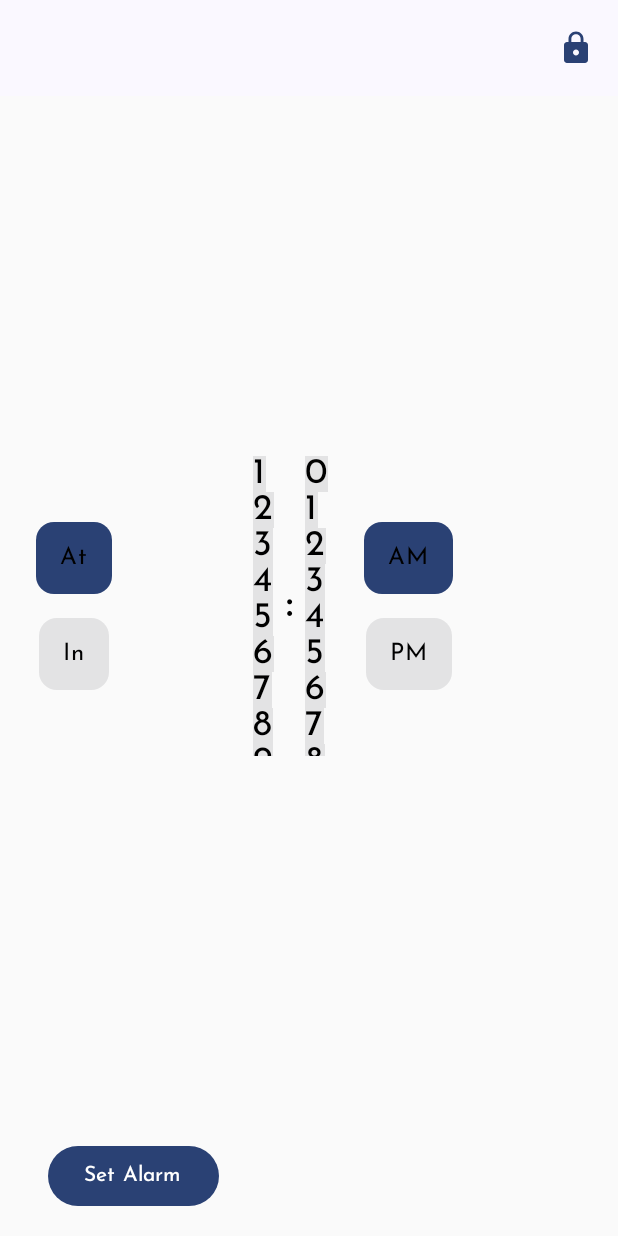
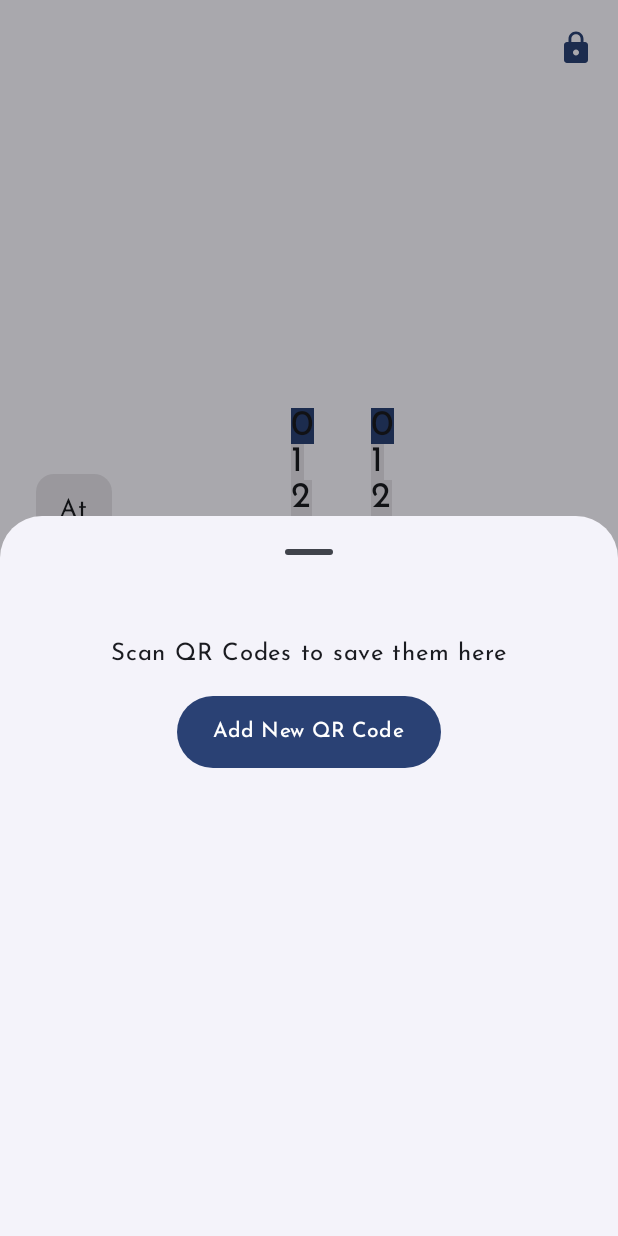
Before and after one commit to ThisIsSidam/morning-glory, an Android app built with Jetpack Compose: the screen it shows after launch (MainActivity), after a tap on "Lock", on a phone screen of 412 x 824 dp. Run offline under Robolectric (Android 15) with nearby library versions, the phone set to English and light mode, and no system bars; 2 other taps on this screen came first.

Commit message:
Separated HomeScreen content into HomeScreenView.kt | Added QR management bottom sheet

```diff
--- a/app/build.gradle.kts
+++ b/app/build.gradle.kts
@@ -49,6 +49,7 @@ dependencies {
     implementation(libs.androidx.ui.graphics)
     implementation(libs.androidx.ui.tooling.preview)
     implementation(libs.androidx.material3)
+    implementation(libs.material)
     testImplementation(libs.junit)
     androidTestImplementation(libs.androidx.junit)
     androidTestImplementation(libs.androidx.espresso.core)
--- a/app/src/main/java/app/morning/glory/ui/home/HomeScreen.kt
+++ b/app/src/main/java/app/morning/glory/ui/home/HomeScreen.kt
@@ -1,63 +1,52 @@
 package app.morning.glory.ui.home
 
-import android.text.format.DateFormat
-import android.util.Log
-import androidx.compose.foundation.layout.Arrangement
-import androidx.compose.foundation.layout.Box
-import androidx.compose.foundation.layout.Column
-import androidx.compose.foundation.layout.Row
 import androidx.compose.foundation.layout.padding
 import androidx.compose.material.icons.Icons
 import androidx.compose.material.icons.filled.Lock
-import androidx.compose.material3.Button
 import androidx.compose.material3.ExperimentalMaterial3Api
 import androidx.compose.material3.Icon
 import androidx.compose.material3.IconButton
 import androidx.compose.material3.MaterialTheme
-import androidx.compose.material3.Text
+import androidx.compose.material3.ModalBottomSheet
+import androidx.compose.material3.Scaffold
 import androidx.compose.material3.TopAppBar
 import androidx.compose.material3.TopAppBarColors
+import androidx.compose.material3.rememberModalBottomSheetState
 import androidx.compose.runtime.Composable
 import androidx.compose.runtime.getValue
-import androidx.compose.runtime.mutableLongStateOf
 import androidx.compose.runtime.mutableStateOf
 import androidx.compose.runtime.remember
 import androidx.compose.runtime.setValue
-import androidx.compose.ui.Alignment
 import androidx.compose.ui.Modifier
-import androidx.compose.ui.platform.LocalContext
 import androidx.compose.ui.res.stringResource
-import androidx.compose.ui.unit.dp
 import app.morning.glory.R
-import app.morning.glory.components.DurationPicker
-import app.morning.glory.components.RadioButtonGroup
-import app.morning.glory.components.TimePicker
-import app.morning.glory.utils.AlarmHelper
-import java.util.Calendar
+import app.morning.glory.ui.home.components.QRCodeManagerSheetBody
 
 @OptIn(ExperimentalMaterial3Api::class)
 @Composable
 fun HomeScreen() {
 
-    val context = LocalContext.current
-    var selectedTime by remember { mutableStateOf(Calendar.getInstance()) }
-    var durationMs by remember { mutableLongStateOf(0L) }
-    var is24HourFormat by remember { mutableStateOf(DateFormat.is24HourFormat(context)) }
-    var showTimePicker by remember { mutableStateOf(true) }
+    var showQRSheet by remember { mutableStateOf(false) }
+    val sheetState = rememberModalBottomSheetState(
+        skipPartiallyExpanded = true,
+    )
 
-    val onTimeSelected: (Calendar) -> Unit = { time ->
-        selectedTime = time
+    if (showQRSheet)
+    ModalBottomSheet(
+        onDismissRequest = {showQRSheet = false},
+        sheetState = sheetState,
+    ) {
+        QRCodeManagerSheetBody()
     }
 
-    val onDurationSelected: (Long) -> Unit = { duration ->
-        durationMs = duration
-    }
-
-    Column {
+    Scaffold(
+        topBar = {
             TopAppBar(
                 title = {},
                 actions = {
-                IconButton(onClick = { /* TODO: Handle lock action */ }) {
+                    IconButton(onClick = {
+                        showQRSheet = true
+                    }) {
                         Icon(
                             imageVector = Icons.Default.Lock,
                             contentDescription = stringResource(R.string.lock_icon_content_description)
@@ -72,61 +61,10 @@ fun HomeScreen() {
                     navigationIconContentColor = MaterialTheme.colorScheme.primary,
                 )
             )
-
-        // Main Content Row
-        Row(
-            modifier = Modifier
-                .weight(1f)
-                .padding(16.dp),
-            verticalAlignment = Alignment.CenterVertically,
-            horizontalArrangement = Arrangement.Center
-        ) {
-
-            RadioButtonGroup(
-                options = listOf("At", "In"),
-                selectedOption = if (showTimePicker) "At" else "In",
-                onSelectionChanged = { option ->
-                    showTimePicker = option.trim() == "At"
         }
-            )
-
-            // Picker in the center
-            Box(
-                modifier = Modifier.weight(1f),
-                contentAlignment = Alignment.Center
-            ) {
-                Log.d("HomeScreen", "showTimePicker: $showTimePicker, selectedTime: $selectedTime, durationMs: $durationMs")
-                if (showTimePicker) {
-                    TimePicker(
-                        initialTime = selectedTime,
-                        is24HourFormat = is24HourFormat,
-                        onTimeSelected = onTimeSelected
-                    )
-                } else {
-                    DurationPicker(
-                        initialDuration = durationMs,
-                        onDurationSelected = onDurationSelected
+    )  { innerPadding ->
+        HomeScreenView(
+            modifier = Modifier.padding(innerPadding),
         )
     }
 }
-        }
-
-        // Set Alarm Button
-        Button(
-            onClick = {
-                val alarmTime = if (showTimePicker) {
-                    selectedTime
-                } else {
-                    Calendar.getInstance().apply {
-                        timeInMillis = System.currentTimeMillis() + durationMs
-                    }
-                }
-                AlarmHelper.scheduleAlarm(context, alarmTime)
-            },
-            modifier = Modifier
-                .padding(horizontal = 32.dp, vertical = 16.dp)
-        ) {
-            Text("Set Alarm")
-        }
-    }
-}
--- /dev/null
+++ b/app/src/main/java/app/morning/glory/ui/home/HomeScreenView.kt
@@ -0,0 +1,105 @@
+package app.morning.glory.ui.home
+
+import android.text.format.DateFormat
+import android.util.Log
+import androidx.compose.foundation.layout.Arrangement
+import androidx.compose.foundation.layout.Box
+import androidx.compose.foundation.layout.Column
+import androidx.compose.foundation.layout.Row
+import androidx.compose.foundation.layout.padding
+import androidx.compose.material3.Button
+import androidx.compose.material3.Text
+import androidx.compose.runtime.Composable
+import androidx.compose.runtime.getValue
+import androidx.compose.runtime.mutableLongStateOf
+import androidx.compose.runtime.mutableStateOf
+import androidx.compose.runtime.remember
+import androidx.compose.runtime.setValue
+import androidx.compose.ui.Alignment
+import androidx.compose.ui.Modifier
+import androidx.compose.ui.platform.LocalContext
+import androidx.compose.ui.unit.dp
+import app.morning.glory.components.DurationPicker
+import app.morning.glory.components.RadioButtonGroup
+import app.morning.glory.components.TimePicker
+import app.morning.glory.utils.AlarmHelper
+import java.util.Calendar
+
+@Composable
+fun HomeScreenView(
+    modifier: Modifier = Modifier
+) {
+
+    val context = LocalContext.current
+    var selectedTime by remember { mutableStateOf(Calendar.getInstance()) }
+    var durationMs by remember { mutableLongStateOf(0L) }
+    var is24HourFormat by remember { mutableStateOf(DateFormat.is24HourFormat(context)) }
+    var showTimePicker by remember { mutableStateOf(true) }
+
+    val onTimeSelected: (Calendar) -> Unit = { time ->
+        selectedTime = time
+    }
+
+    val onDurationSelected: (Long) -> Unit = { duration ->
+        durationMs = duration
+    }
+
+    Column {
+
+        // Main Content Row
+        Row(
+            modifier = Modifier
+                .weight(1f)
+                .padding(16.dp),
+            verticalAlignment = Alignment.CenterVertically,
+            horizontalArrangement = Arrangement.Center
+        ) {
+
+            RadioButtonGroup(
+                options = listOf("At", "In"),
+                selectedOption = if (showTimePicker) "At" else "In",
+                onSelectionChanged = { option ->
+                    showTimePicker = option.trim() == "At"
+                }
+            )
+
+            // Picker in the center
+            Box(
+                modifier = Modifier.weight(1f),
+                contentAlignment = Alignment.Center
+            ) {
+                Log.d("HomeScreen", "showTimePicker: $showTimePicker, selectedTime: $selectedTime, durationMs: $durationMs")
+                if (showTimePicker) {
+                    TimePicker(
+                        initialTime = selectedTime,
+                        is24HourFormat = is24HourFormat,
+                        onTimeSelected = onTimeSelected
+                    )
+                } else {
+                    DurationPicker(
+                        initialDuration = durationMs,
+                        onDurationSelected = onDurationSelected
+                    )
+                }
+            }
+        }
+
+        // Set Alarm Button
+        Button(
+            onClick = {
+                val alarmTime = if (showTimePicker) {
+                    selectedTime
+                } else {
+                    Calendar.getInstance().apply {
+                        timeInMillis = System.currentTimeMillis() + durationMs
+                    }
+                }
+                AlarmHelper.scheduleAlarm(context, alarmTime)
+            },
+            modifier = Modifier
+                .padding(horizontal = 32.dp, vertical = 16.dp)
+        ) {
+            Text("Set Alarm")
+        }
+    }
+}
--- /dev/null
+++ b/app/src/main/java/app/morning/glory/ui/home/components/QRCodeManagerSheet.kt
@@ -0,0 +1,80 @@
+package app.morning.glory.ui.home.components
+
+import androidx.compose.foundation.layout.Column
+import androidx.compose.foundation.layout.Spacer
+import androidx.compose.foundation.layout.fillMaxWidth
+import androidx.compose.foundation.layout.height
+import androidx.compose.foundation.layout.padding
+import androidx.compose.material3.Button
+import androidx.compose.material3.ExperimentalMaterial3Api
+import androidx.compose.material3.Icon
+import androidx.compose.material3.IconButton
+import androidx.compose.material3.ListItem
+import androidx.compose.material3.Text
+import androidx.compose.runtime.Composable
+import androidx.compose.runtime.remember
+import androidx.compose.ui.Alignment
+import androidx.compose.ui.Modifier
+import androidx.compose.ui.res.painterResource
+import androidx.compose.ui.unit.dp
+import app.morning.glory.R
+
+
+@OptIn(ExperimentalMaterial3Api::class)
+@Composable
+fun QRCodeManagerSheetBody() {
+    val savedQRs = remember { mutableListOf<String>() }
+
+    Column(
+        horizontalAlignment = Alignment.CenterHorizontally,
+        modifier = Modifier
+            .fillMaxWidth()
+            .padding(16.dp)
+            .height(400.dp) // Adjust height as needed
+    ) {
+        Spacer(modifier = Modifier.height(16.dp))
+        Text(
+            text = if (savedQRs.isEmpty()) {
+                "Scan QR Codes to save them here"
+            } else {
+                "Manage your saved QR Codes"
+            },
+        )
+        Spacer(modifier = Modifier.height(16.dp))
+
+        savedQRs.forEach { qrCode ->
+            QRCodeTile(qrCode = qrCode)
+        }
+
+        AddNewQRCode()
+        Spacer(modifier = Modifier.height(24.dp))
+    }
+}
+
+@Composable
+fun QRCodeTile(
+    qrCode: String,
+) {
+    ListItem(
+        headlineContent = { Text(text = qrCode) },
+        trailingContent = { IconButton(
+            onClick = { /* Handle QR Code deletion */ }
+        )  {
+            Icon(
+                painter = painterResource(id = R.drawable.outline_delete_24),
+                contentDescription = "Delete QR Code Data")
+            }
+        },
+
+    )
+}
+
+@Composable
+fun AddNewQRCode() {
+    Button(
+        onClick = { /* Handle adding a new QR Code */ },
+        modifier = Modifier.height(48.dp)
+    ) {
+        Text(text = "Add New QR Code")
+    }
+}
--- /dev/null
+++ b/app/src/main/res/drawable/outline_delete_24.xml
@@ -0,0 +1,5 @@
+<vector xmlns:android="http://schemas.android.com/apk/res/android" android:height="24dp" android:tint="#000000" android:viewportHeight="960" android:viewportWidth="960" android:width="24dp">
+
+    <path android:fillColor="@android:color/white" android:pathData="M280,840Q247,840 223.5,816.5Q200,793 200,760L200,240L160,240L160,160L360,160L360,120L600,120L600,160L800,160L800,240L760,240L760,760Q760,793 736.5,816.5Q713,840 680,840L280,840ZM680,240L280,240L280,760Q280,760 280,760Q280,760 280,760L680,760Q680,760 680,760Q680,760 680,760L680,240ZM360,680L440,680L440,320L360,320L360,680ZM520,680L600,680L600,320L520,320L520,680ZM280,240L280,240L280,760Q280,760 280,760Q280,760 280,760L280,760Q280,760 280,760Q280,760 280,760L280,240Z"/>
+
+</vector>
--- a/gradle/libs.versions.toml
+++ b/gradle/libs.versions.toml
@@ -8,6 +8,7 @@ espressoCore = "3.6.1"
 lifecycleRuntimeKtx = "2.9.1"
 activityCompose = "1.10.1"
 composeBom = "2024.09.00"
+material = "1.12.0"
 
 [libraries]
 androidx-core-ktx = { group = "androidx.core", name = "core-ktx", version.ref = "coreKtx" }
@@ -24,6 +25,7 @@ androidx-ui-tooling-preview = { group = "androidx.compose.ui", name = "ui-toolin
 androidx-ui-test-manifest = { group = "androidx.compose.ui", name = "ui-test-manifest" }
 androidx-ui-test-junit4 = { group = "androidx.compose.ui", name = "ui-test-junit4" }
 androidx-material3 = { group = "androidx.compose.material3", name = "material3" }
+material = { group = "com.google.android.material", name = "material", version.ref = "material" }
 
 [plugins]
 android-application = { id = "com.android.application", version.ref = "agp" }
```
Lines whose indentation alone changed are shown as unchanged.
